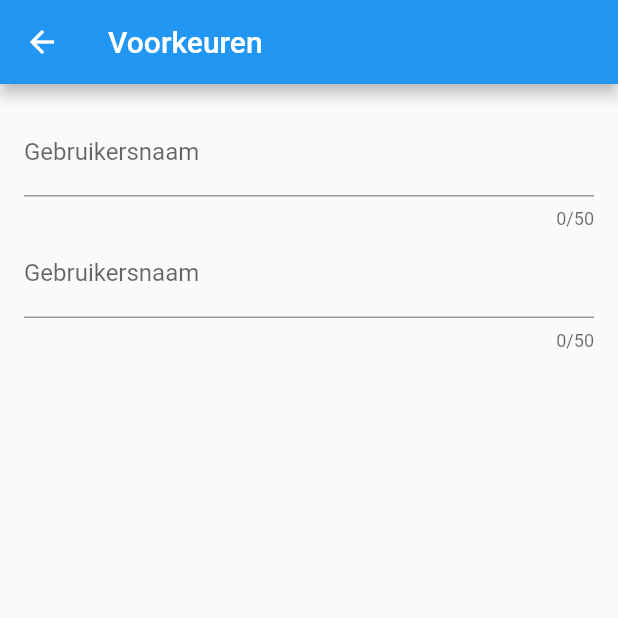
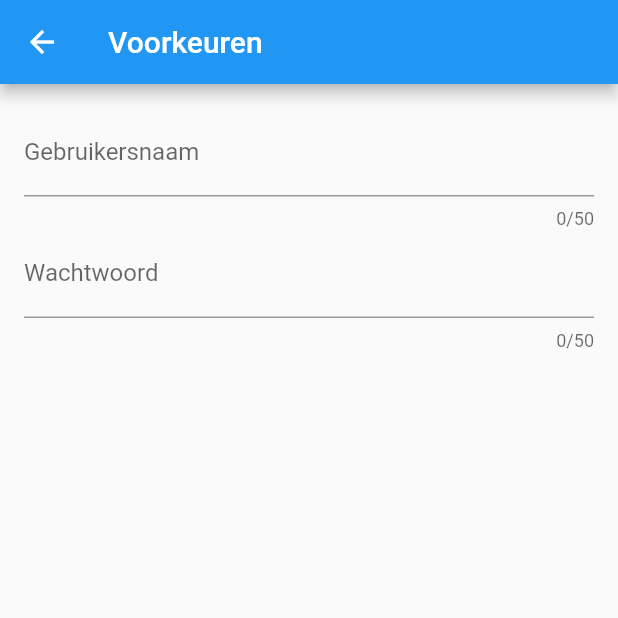
Before and after one commit to paulusminus/lipl-control-flutter, a Flutter app: the PreferencesView screen opened directly, on a phone screen of 412 x 824 dp, the top half of it. Run offline on Flutter 3.47's test engine with Material 2 defaults, Android fonts, the phone set to English and light mode, and no system bars; our stand-ins replace bloc, equatable, flutter_bloc, shared_preferences; missing offline and left inert: lipl_repo, parts, preferences_local_storage; accounts and stored records are empty.

```diff
--- a/lib/edit_playlist/view/edit_playlist_page.dart
+++ b/lib/edit_playlist/view/edit_playlist_page.dart
@@ -69,8 +69,7 @@ class EditLyricView extends StatelessWidget {
             ? const CupertinoActivityIndicator()
             : const Icon(Icons.save),
       ),
-      body: SingleChildScrollView(
-        child: Padding(
+      body: Padding(
         padding: const EdgeInsets.all(16),
         child: Column(
           children: const <Widget>[
@@ -81,7 +80,6 @@ class EditLyricView extends StatelessWidget {
               height: 60.0,
             ),
           ],
-          ),
         ),
       ),
     );
--- a/lib/preferences/view/view.dart
+++ b/lib/preferences/view/view.dart
@@ -114,7 +114,7 @@ class _PasswordField extends StatelessWidget {
           initialValue: state.password,
           decoration: InputDecoration(
             enabled: state.status == PreferencesStatus.initial,
-            labelText: 'Gebruikersnaam',
+            labelText: 'Wachtwoord',
             hintText: state.password,
           ),
           obscureText: true,
```
Also changed, not shown: pubspec.yaml (+8 -0 lines), assets/icon/icon.png (added), pubspec.lock, 22 other files. Lines whose indentation alone changed are shown as unchanged.
